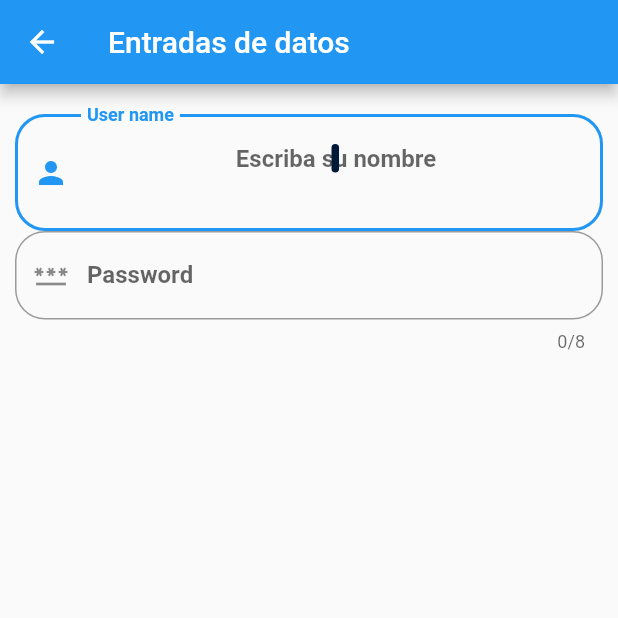
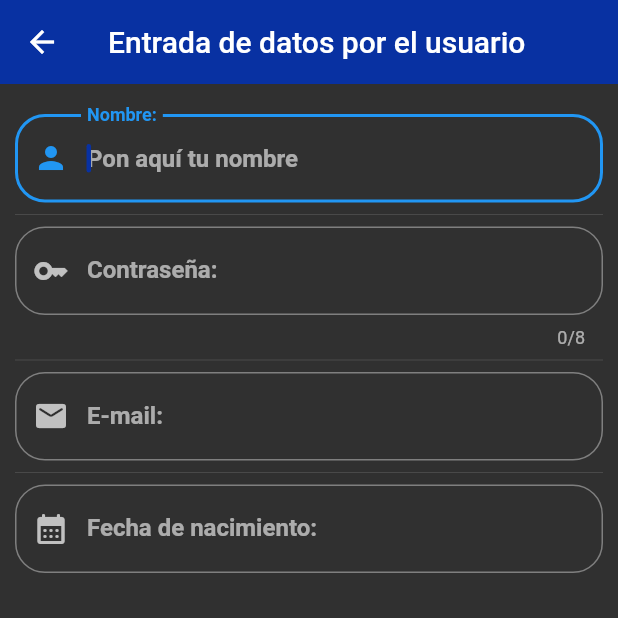
Before and after one commit to DeividDDHXT/componentesMamalon, a Flutter app: the screen it shows after launch, after a tap on "Entradas de datos", on a phone screen of 412 x 824 dp, the top half of it. Run offline on Flutter 3.47's test engine with Material 2 defaults, Android fonts, the phone set to English and light mode, and no system bars; missing offline and left inert: dart:js.

Commit message:
si se puede

```diff
--- a/lib/main.dart
+++ b/lib/main.dart
@@ -1,7 +1,6 @@
-import 'package:componentes2/ui/screens/alerts_screen.dart';
-import 'package:componentes2/ui/screens/home_page_temp.dart';
-import 'package:componentes2/ui/screens/inputs_screen.dart';
 import 'package:flutter/material.dart';
+import 'package:flutter_localizations/flutter_localizations.dart';
+import 'package:componentes2/ui/screens/screens.dart';
 
 void main() => runApp(const MyApp());
 
@@ -13,17 +12,33 @@ class MyApp extends StatelessWidget {
     return MaterialApp(
         title: 'App Componentes',
         debugShowCheckedModeBanner: false,
+        localizationsDelegates: [
+      GlobalMaterialLocalizations.delegate,
+       GlobalMaterialLocalizations.delegate,
+        ],
+        supportedLocales: const [
+          //Locale('en', 'US'),
+          Locale('es', 'MX'),
+        ],
         //home: HomePageTemp(),
         initialRoute: '/',
         routes: <String, WidgetBuilder>{
           '/': (BuildContext context) => const HomePageTemp(),
           'alert': (BuildContext context) => const AlertsScreen(),
-          'inputs':(BuildContext context) => const InputsScreen(),
+          'inputs': (BuildContext context) => const InputsScreen(),
         },
         onGenerateRoute: (RouteSettings settings) {
           print('Ruta llamada: ${settings.name}');
           return MaterialPageRoute(
               builder: (BuildContext context) => const AlertsScreen());
-        });
+        },
+        theme: ThemeData.dark().copyWith(
+          //Color primario
+          primaryColor: Color.fromARGB(255, 8, 49, 162),
+          appBarTheme: const AppBarTheme(
+            color: Color.fromARGB(255, 8, 49, 162),
+            elevation: 0,
+          ),
+        ));
   }
 }
--- a/lib/ui/screens/home_page_temp.dart
+++ b/lib/ui/screens/home_page_temp.dart
@@ -7,7 +7,7 @@ import 'package:flutter/material.dart';
 class HomePageTemp extends StatelessWidget {
   const HomePageTemp({super.key});
 
-  @override
+ @override
   Widget build(BuildContext context) {
     return Scaffold(
       appBar: AppBar(
@@ -47,7 +47,7 @@ List<Widget> _listaItems(List<dynamic> data, BuildContext context) {
       leading: iconMap.getIcon(opt['icon']),
       trailing: const Icon(
         Icons.keyboard_arrow_right,
-        color: Colors.blue,
+        color: Color.fromARGB(255, 8, 49, 162),
       ),
       subtitle: Text(opt['texto2']),
       onTap: () {
--- a/lib/ui/screens/inputs_screen.dart
+++ b/lib/ui/screens/inputs_screen.dart
@@ -9,49 +9,55 @@ class InputsScreen extends StatefulWidget {
 
 class _InputsScreenState extends State<InputsScreen> {
   String _userName = '';
+  String _password = '';
+  String _email = '';
+  String _fecha = '';
+  final TextEditingController _inputFielDateController =
+      TextEditingController();
   @override
   Widget build(BuildContext context) {
     return Scaffold(
       appBar: AppBar(
-        title: const Text('Entradas de datos'),
+        title: const Text('Entrada de datos por el usuario'),
       ),
       body: ListView(
-        padding: const EdgeInsets.symmetric(
-          horizontal: 10.0,
-          vertical: 20.0,
-        ),
+        padding: const EdgeInsets.symmetric(horizontal: 10.0, vertical: 20.0),
         children: [
-          _createEntradaNombre(),
-          _createEntradaPass(),
+          _crearEntradaNombre(),
+          const Divider(),
+          _crearEntradaPswd(),
+          const Divider(),
+          _crearEntradaemail(),
+          const Divider(),
+          _crearEntradaFecha(),
         ],
       ),
     );
   }
 
-  Widget _createEntradaNombre() {
+  Widget _crearEntradaNombre() {
     return TextField(
       autofocus: true,
-      textAlign: TextAlign.center,
-      textCapitalization: TextCapitalization.sentences,
+      textAlign: TextAlign.left,
       style: const TextStyle(
-        color: Colors.amberAccent,
+        color: Color.fromARGB(255, 241, 243, 247),
         fontWeight: FontWeight.bold,
       ),
-      cursorColor: Color.fromARGB(255, 0, 25, 57),
-      cursorRadius: const Radius.circular(10.0),
-      cursorWidth: 5.0,
+      cursorColor: Color.fromARGB(255, 8, 49, 162),
+      cursorRadius: const Radius.circular(9.0),
+      cursorWidth: 3.0,
       //maxLength: 4,
-
-      maxLines: 2,
+      maxLines: null,
+      textCapitalization: TextCapitalization.words,
       decoration: InputDecoration(
-          border: OutlineInputBorder(borderRadius: BorderRadius.circular(20.0)),
-          hintText: "Escriba su nombre",
-          labelText: "User name",
-          //helperText: "Nombre",
-          prefixIcon: const Icon(Icons.person)
-          // icon: const Icon(Icons.person),,
-          //iconColor: Colors.blueGrey,
-          ),
+        border: OutlineInputBorder(borderRadius: BorderRadius.circular(20.0)),
+        hintText: "Pon aquí tu nombre",
+        labelText: "Nombre:",
+        // icono normal icon: Icon(Icons.person_4),
+        prefixIcon: Icon(Icons.person),
+        // prefix: const CircularProgressIndicotor(),
+        //iconColor: Color.fromARGB(255, 8, 49, 162)
+      ),
       onChanged: (valor) {
         _userName = valor;
         print(_userName);
@@ -59,37 +65,100 @@ class _InputsScreenState extends State<InputsScreen> {
     );
   }
 
-  Widget _createEntradaPass() {
+  Widget _crearEntradaPswd() {
     return TextField(
-      autofocus: true,
-      textAlign: TextAlign.center,
-      textCapitalization: TextCapitalization.sentences,
+      textAlign: TextAlign.left,
       style: const TextStyle(
-        color: Colors.amberAccent,
+        color: Color.fromARGB(255, 241, 243, 247),
         fontWeight: FontWeight.bold,
       ),
-      cursorColor: Colors.red,
-      cursorRadius: const Radius.circular(10.0),
-      cursorWidth: 5.0,
+      cursorColor: Color.fromARGB(255, 8, 49, 162),
+      cursorRadius: const Radius.circular(9.0),
+      cursorWidth: 3.0,
       maxLength: 8,
       obscureText: true,
       keyboardType: TextInputType.number,
-
-      //maxLines: 2,
+      textCapitalization: TextCapitalization.words,
       decoration: InputDecoration(
         border: OutlineInputBorder(borderRadius: BorderRadius.circular(20.0)),
-        hintText: "Escriba su nombre",
-        labelText: "Password",
-
-        //helperText: "Nombre",
-        prefixIcon: const Icon(Icons.password),
-        // icon: const Icon(Icons.person),,
-        //iconColor: Colors.blueGrey,
+        hintText: "Escribe tu contraseña",
+        labelText: "Contraseña:",
+        prefixIcon: Icon(Icons.key_outlined),
+        //suffixIcon: const Icon(Icons.key)
       ),
       onChanged: (valor) {
-        _userName = valor;
-        print(_userName);
+        _password = valor;
+        print(_password);
       },
     );
   }
+
+  Widget _crearEntradaemail() {
+    return TextField(
+      textAlign: TextAlign.left,
+      style: const TextStyle(
+        color: Color.fromARGB(255, 241, 243, 247),
+        fontWeight: FontWeight.bold,
+      ),
+      cursorColor: Color.fromARGB(255, 8, 49, 162),
+      cursorRadius: const Radius.circular(9.0),
+      cursorWidth: 3.0,
+      keyboardType: TextInputType.number,
+      textCapitalization: TextCapitalization.words,
+      decoration: InputDecoration(
+        border: OutlineInputBorder(borderRadius: BorderRadius.circular(20.0)),
+        hintText: "Escribe tu email",
+        labelText: "E-mail:",
+        prefixIcon: Icon(Icons.mail_rounded),
+        //suffixIcon: const Icon(Icons.key)
+      ),
+      onChanged: (valor) {
+        _email = valor;
+        print(_email);
+      },
+    );
+  }
+
+  Widget _crearEntradaFecha() {
+    return TextField(
+      controller: _inputFielDateController,
+      enableInteractiveSelection: false,
+      textAlign: TextAlign.left,
+      style: const TextStyle(
+        color: Color.fromARGB(255, 241, 243, 247),
+        fontWeight: FontWeight.bold,
+      ),
+      cursorColor: Color.fromARGB(255, 8, 49, 162),
+      cursorRadius: const Radius.circular(9.0),
+      cursorWidth: 3.0,
+      textCapitalization: TextCapitalization.words,
+      decoration: InputDecoration(
+        border: OutlineInputBorder(borderRadius: BorderRadius.circular(20.0)),
+        hintText: "Escribe tu fecha de nacimiento",
+        labelText: "Fecha de nacimiento:",
+        prefixIcon: Icon(Icons.calendar_month_rounded),
+        //suffixIcon: const Icon(Icons.key)
+      ),
+      onTap: () {
+        FocusScope.of(context).requestFocus(FocusNode());
+        _selectDate(context);
+      },
+    );
+  }
+
+  _selectDate(BuildContext context) async {
+    DateTime? picked = await showDatePicker(
+      context: context,
+      initialDate: DateTime.now(),
+      firstDate: DateTime(2014),
+      lastDate: DateTime(2026),
+    );
+    if (picked != null) {
+      setState(() {
+        _fecha = picked.toString();
+        print(_fecha);
+        _inputFielDateController.text = _fecha;
+      });
+    }
+  }
 }
--- /dev/null
+++ b/lib/ui/screens/screens.dart
@@ -0,0 +1,4 @@
+export 'package:componentes2/ui/screens/alerts_screen.dart';
+export 'package:componentes2/ui/screens/home_page_temp.dart';
+export 'package:componentes2/ui/screens/inputs_screen.dart';
+export 'package:flutter/material.dart';
--- a/pubspec.yaml
+++ b/pubspec.yaml
@@ -15,6 +15,9 @@ dev_dependencies:
     sdk: flutter
   flutter_lints: ^2.0.0
 
+  flutter_localizations:
+    sdk: flutter
+
 flutter:
   uses-material-design: true
   assets:
```
Also changed, not shown: pubspec.lock.
